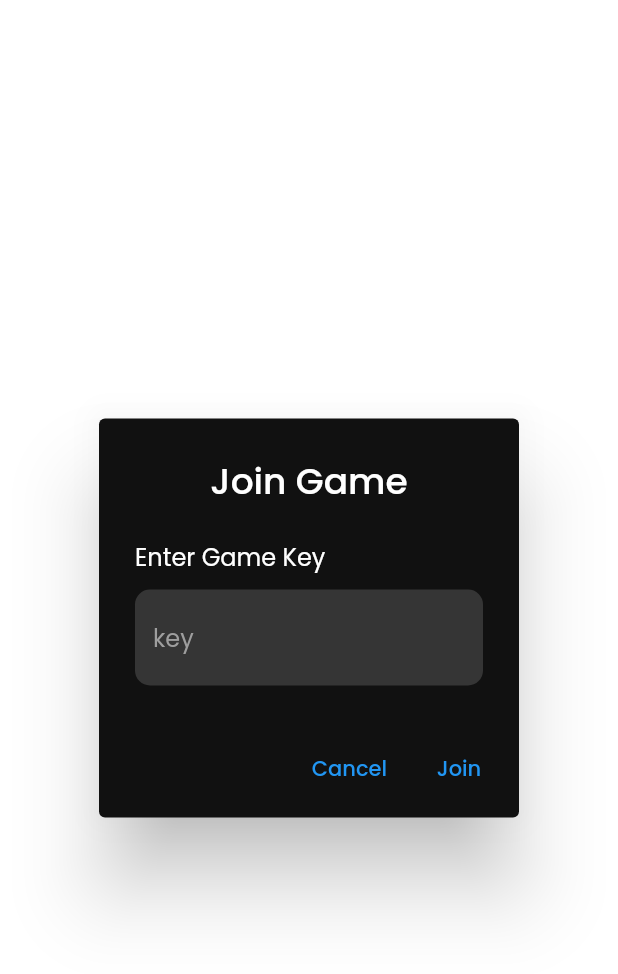
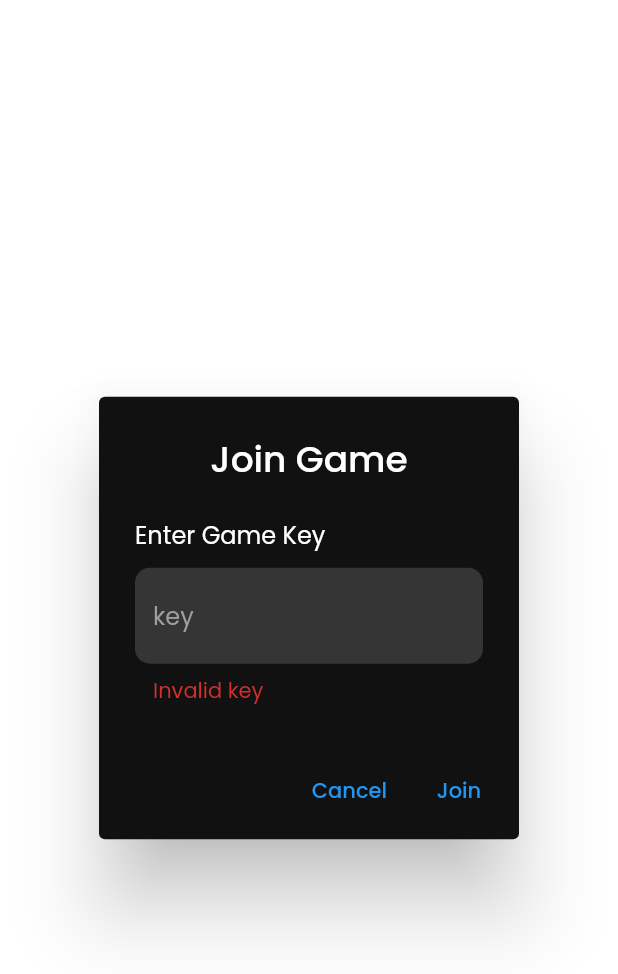
Before and after one commit to GemperC/kroniker-flutter, a Flutter app: the JoinGameDialog widget shown alone on an empty page, opened directly, after a tap on "Join", on a phone screen of 412 x 824 dp. Shown: the top 974 px of the screen. Run offline on Flutter 3.47's test engine with Material 2 defaults, Android fonts, the phone set to English and light mode, and no system bars; our stand-ins replace carousel_slider, cloud_firestore, firebase_auth, firebase_core, firebase_storage, flutter_image_compress and 7 more; missing offline and left inert: circular_menu, star_menu; accounts and stored records are empty.

Commit message:
users can join games with game key

```diff
--- a/lib/pages/home/joinGameDialog.dart
+++ b/lib/pages/home/joinGameDialog.dart
@@ -1,5 +1,9 @@
+import 'package:cloud_firestore/cloud_firestore.dart';
+import 'package:firebase_auth/firebase_auth.dart';
 import 'package:flutter/material.dart';
 import 'package:google_fonts/google_fonts.dart';
+import 'package:kroniker_flutter/backend/records/game_record.dart';
+import 'package:kroniker_flutter/utils/utils.dart';
 
 class JoinGameDialog extends StatefulWidget {
   const JoinGameDialog({super.key});
@@ -9,7 +13,10 @@ class JoinGameDialog extends StatefulWidget {
 }
 
 class _JoinGameDialogState extends State<JoinGameDialog> {
-  final TextEditingController gameKeyControeller = TextEditingController();
+  final TextEditingController gameKeyController = TextEditingController();
+  final formKey = GlobalKey<FormState>();
+  final gameRecordServices = GameRecordService();
+  final user = FirebaseAuth.instance.currentUser!;
 
   @override
   Widget build(BuildContext context) {
@@ -35,11 +42,25 @@ class _JoinGameDialogState extends State<JoinGameDialog> {
             ),
           ),
           SizedBox(height: 10),
-          TextFormField(
-            controller: gameKeyControeller,
+          StreamBuilder<List<GameRecord>>(
+              stream: gameRecordServices.streamGameCollection(),
+              builder: (context, snapshot) {
+                if (snapshot.hasData) {
+                  final games = snapshot.data!;
+                  List<String> gameKeysList = [];
+                  for (var game in games) {
+                    gameKeysList.add(game.key);
+                  }
+                  return Form(
+                    key: formKey,
+                    child: TextFormField(
+                      controller: gameKeyController,
                       validator: (value) {
-              if (value!.isEmpty) {
-                return 'Please enter a title';
+                        if (gameKeyController.text.isEmpty) {
+                          return "Invalid key";
+                        } else if (!gameKeysList
+                            .contains(gameKeyController.text)) {
+                          return "Invalid key";
                         }
                         return null;
                       },
@@ -62,6 +83,20 @@ class _JoinGameDialogState extends State<JoinGameDialog> {
                         ),
                       ),
                     ),
+                  );
+                } else if (snapshot.hasError) {
+                  // print(snapshot.error);
+                  return Text(
+                    "${snapshot.error}",
+                    style: TextStyle(color: Colors.white),
+                  );
+                } else {
+                  return const Text(
+                    'Something went wrong!',
+                    style: TextStyle(color: Colors.white),
+                  );
+                }
+              }),
         ],
       ),
       actions: [
@@ -80,10 +115,38 @@ class _JoinGameDialogState extends State<JoinGameDialog> {
             style: GoogleFonts.poppins(fontWeight: FontWeight.w500),
           ),
           onPressed: () {
-            // Do something when the user presses the "Join" button
+            final isValid = formKey.currentState!.validate();
+
+            if (!isValid) {
+              return;
+            } else {
+              addUserToGame();
+
+              Utils.showSnackBarWithColor(
+                  'You have joined the Game!', Colors.blue);
+              Navigator.pop(context);
+            }
           },
         ),
       ],
     );
   }
+
+  void addUserToGame() async {
+    final gameQuerySnapshot = await FirebaseFirestore.instance
+        .collection('games')
+        .where('key', isEqualTo: gameKeyController.text)
+        .get();
+    if (gameQuerySnapshot.docs.isNotEmpty) {
+      final gameDocumentReference = gameQuerySnapshot.docs.first.reference;
+
+      // Add the user document reference to the players field array
+      final userDocumentReference =
+          FirebaseFirestore.instance.collection('users').doc(user.uid);
+
+      await gameDocumentReference.update({
+        'players': FieldValue.arrayUnion([userDocumentReference])
+      });
     }
+  }
+}
```
Also changed, not shown: lib/pages/home/floatingMenuButton.dart (+25 -2 lines). Lines whose indentation alone changed are shown as unchanged.
